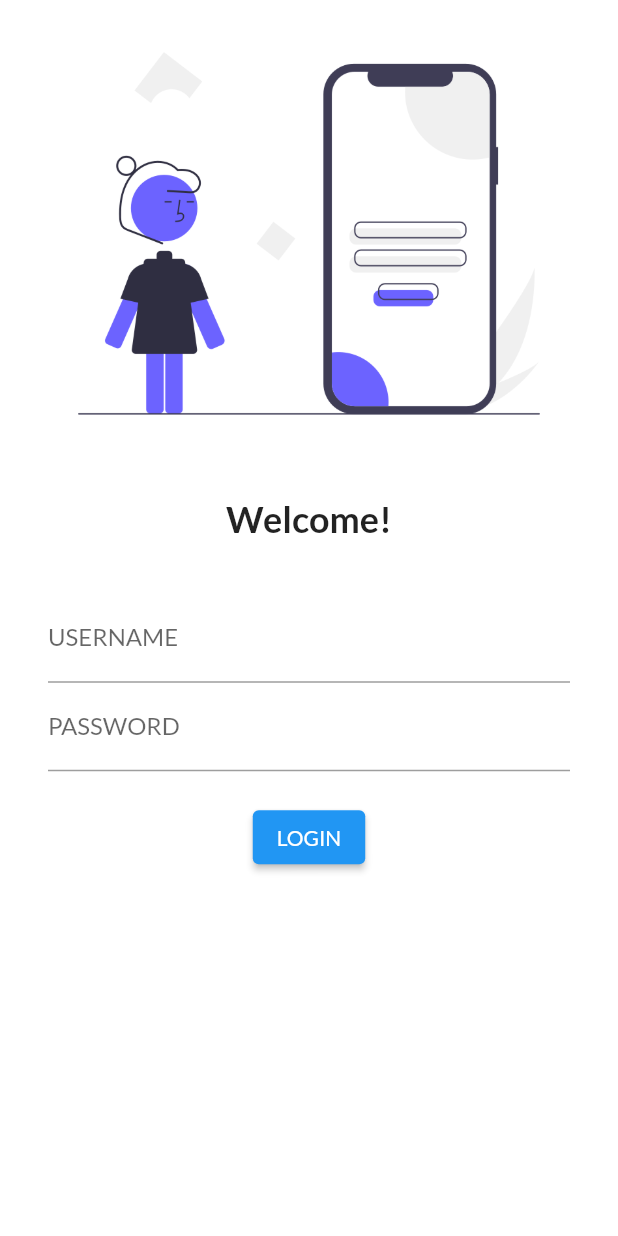
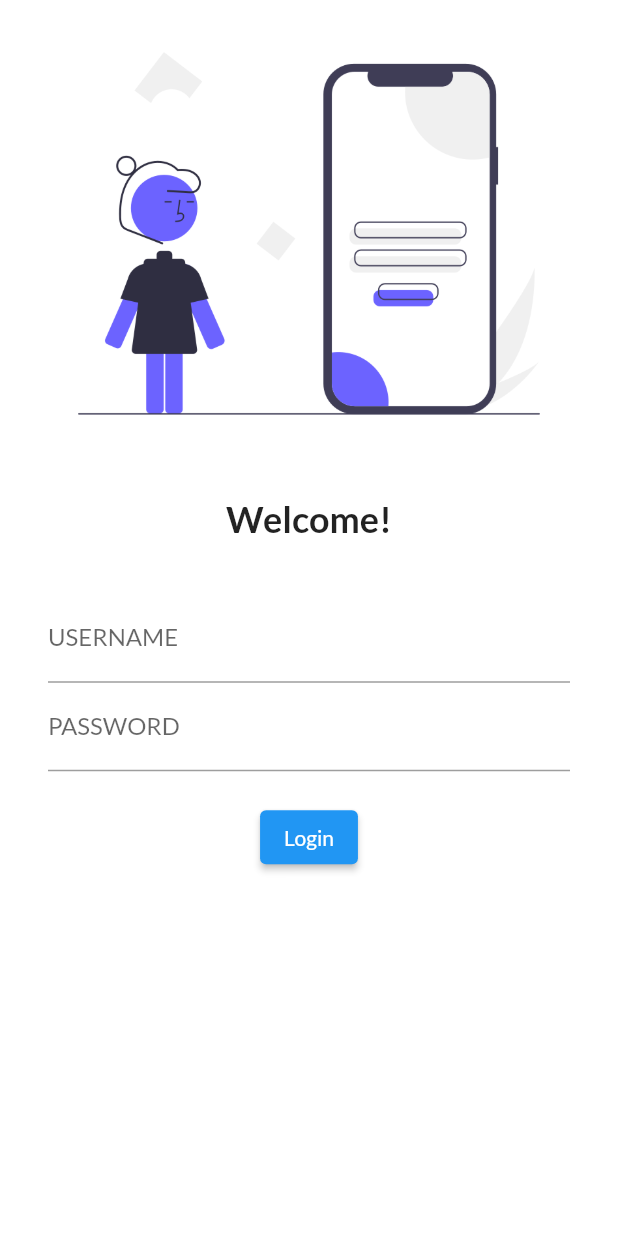
Before and after one commit to imgsk/learning_app, a Flutter app: the screen it shows after launch, on a phone screen of 412 x 824 dp. Run offline on Flutter 3.47's test engine with Material 2 defaults, Android fonts, the phone set to English and light mode, and no system bars; our stand-ins replace google_fonts.

Commit message:
Login Page Done

```diff
--- a/lib/pages/login_page.dart
+++ b/lib/pages/login_page.dart
@@ -41,7 +41,7 @@ class LoginPage extends StatelessWidget {
                 SizedBox(
                   height: 20,
                 ),
-                ElevatedButton(onPressed: () {}, child: Text("LOGIN"))
+                ElevatedButton(onPressed: () {}, child: Text("Login"))
               ],
             ),
           ),
```
